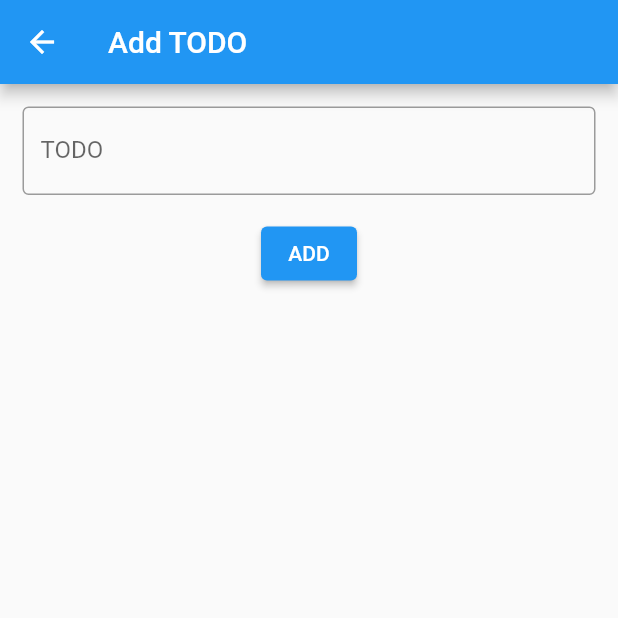
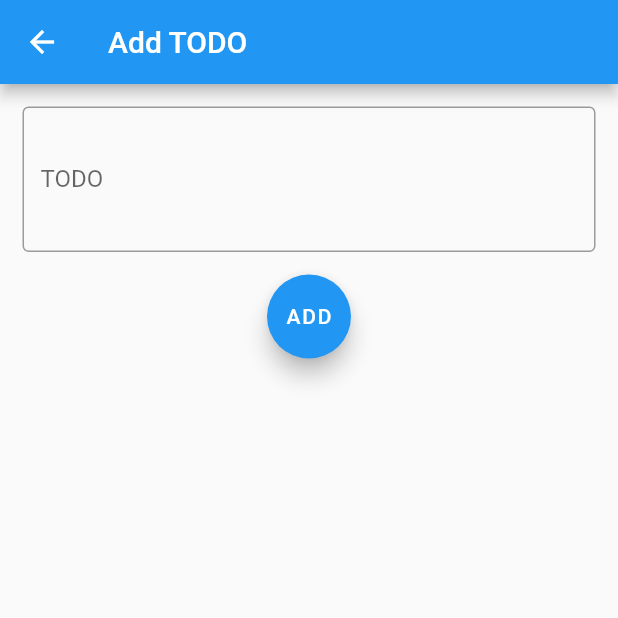
Before and after one commit to KushnarevOR/TodoApp, a Flutter app: the AddTodoScreen screen opened directly, on a phone screen of 412 x 824 dp, the top half of it. Run offline on Flutter 3.47's test engine with Material 2 defaults, Android fonts, the phone set to English and light mode, and no system bars.

Commit message:
Disable the add-todo-button if TextField is empty

```diff
--- a/lib/AddTodoScreen.dart
+++ b/lib/AddTodoScreen.dart
@@ -15,17 +15,30 @@ class AddTodoScreen extends StatelessWidget{
             padding: EdgeInsets.all(15),
             child: TextField(
               controller: todoController,
+              minLines: 3,
+              maxLines: 5,
               decoration: InputDecoration(
                 border: OutlineInputBorder(),
                 labelText: 'TODO',
               ),
             )
           ),
-          ElevatedButton(
-              onPressed: () {
-                Navigator.pop(context, todoController.text);
-              },
-              child: Text("ADD"))
+          ValueListenableBuilder<TextEditingValue>(
+            valueListenable: todoController,
+            builder: (context, value, child) {
+              return FloatingActionButton(
+                onPressed: value.text.isNotEmpty ? () {
+                  Navigator.pop(context, todoController.text);
+                } : null,
+                child: Text('ADD'),
+              );
+            },
+          )
+          // FloatingActionButton(
+          //     onPressed: () {
+          //       Navigator.pop(context, todoController.text);
+          //     },
+          //     child: Text("ADD"))
         ],
       ),
     );
--- a/lib/main.dart
+++ b/lib/main.dart
@@ -37,6 +37,7 @@ class MainScreenState extends State<MainScreen> {
     );
 
     setState(() {
+
       list.addTodo(result, null);
     });
   }
```
